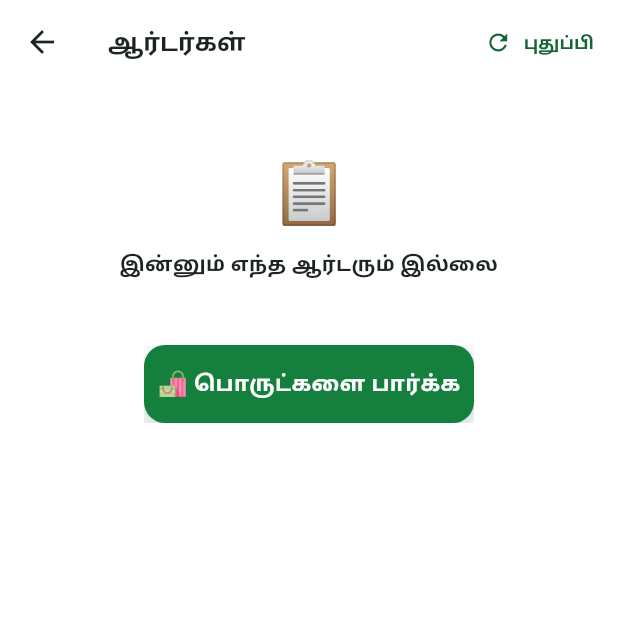
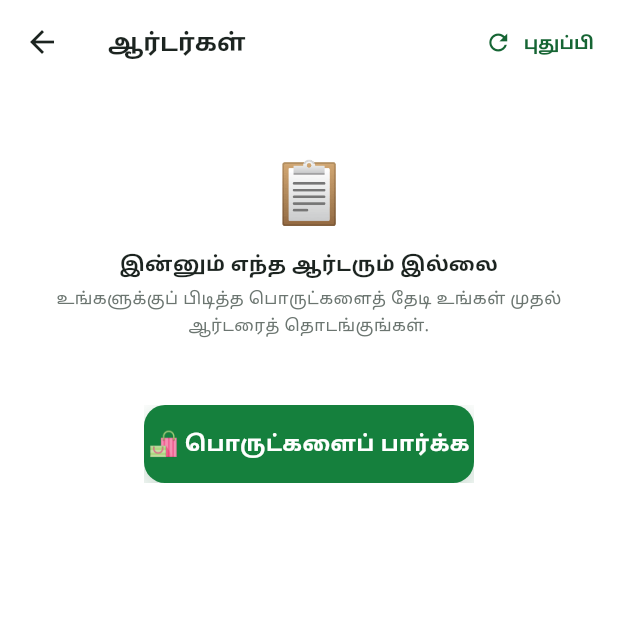
Before and after one commit to thirumalaiyogi-dotcom/chittai-app, a Flutter app: the OrdersScreen screen opened directly, on a phone screen of 412 x 824 dp, the top half of it. Run offline on Flutter 3.47's test engine with Material 3 defaults, Android fonts, the phone set to English and light mode, and no system bars; our stand-ins replace audioplayers, cached_network_image, connectivity_plus, firebase_core, firebase_messaging, flutter_map and 6 more; accounts and stored records are empty; network calls fail.

Commit message:
UI/UX pass: empty-state copy, New-shop label, plain Shops page, softer doodle
Co-Authored-By: Claude Sonnet 5.5 <noreply@anthropic.com>
Claude-Session: https://claude.ai/code/session_013bFooV4NbFYtGjFxvE6vgd

```diff
--- a/lib/screens/cart.dart
+++ b/lib/screens/cart.dart
@@ -91,9 +91,9 @@ class _CartScreenState extends State<CartScreen> {
             const SizedBox(height: 10),
             Text('உங்கள் கூடை காலியாக உள்ளது', style: ts(17, w: w8)),
             const SizedBox(height: 6),
-            Text('பிடித்த பொருட்களைச் சேர்த்து தொடங்குங்கள்', style: ts(13, c: P.mu)),
+            Text('உங்களுக்குத் தேவையான பொருட்களைச் சேர்த்து ஷாப்பிங் தொடங்குங்கள்.', textAlign: TextAlign.center, style: ts(13, c: P.mu)),
             const SizedBox(height: 20),
-            SizedBox(width: 220, child: GreenButton('பொருட்களைப் பார்க்க', onTap: Nav.leave)),
+            SizedBox(width: 220, child: GreenButton('🛍️ பொருட்களைப் பார்க்க', onTap: Nav.leave)),
           ]),
         ),
       );
--- a/lib/screens/home.dart
+++ b/lib/screens/home.dart
@@ -1002,6 +1002,9 @@ class ShopCard extends StatelessWidget {
                 if (r != null) ...[
                   const SizedBox(width: 10),
                   Text('★ ${r.toStringAsFixed(1)}', style: ts(15, w: w8, c: const Color(0xFFE08A00))), // HTML .sc-rt
+                ] else ...[
+                  const SizedBox(width: 10),
+                  Text('புதிய கடை', style: ts(12.5, w: w8, c: P.g2)), // மதிப்பீடு இல்லை → போலி 5.0 காட்டாதே
                 ],
               ]),
               if (sub.isNotEmpty) Padding(padding: const EdgeInsets.only(top: 4), child: Text(sub, maxLines: 1, overflow: TextOverflow.ellipsis, style: ts(13.5, w: w6, c: P.mu2))),
--- a/lib/screens/orders.dart
+++ b/lib/screens/orders.dart
@@ -227,8 +227,8 @@ class _OrdersScreenState extends State<OrdersScreen> {
                 ? ListView(children: const [StateBox('⏳', 'ஏற்றுகிறது...')])
                 : list.isEmpty
                     ? ListView(children: [
-                        const StateBox('📋', 'இன்னும் எந்த ஆர்டரும் இல்லை'),
-                        Center(child: SizedBox(width: 220, child: GreenButton('🛍️ பொருட்களை பார்க்க', onTap: _browse))),
+                        const StateBox('📋', 'இன்னும் எந்த ஆர்டரும் இல்லை', sub: 'உங்களுக்குப் பிடித்த பொருட்களைத் தேடி உங்கள் முதல் ஆர்டரைத் தொடங்குங்கள்.'),
+                        Center(child: SizedBox(width: 220, child: GreenButton('🛍️ பொருட்களைப் பார்க்க', onTap: _browse))),
                       ])
                     : _list(list),
           ),
--- a/lib/screens/shops.dart
+++ b/lib/screens/shops.dart
@@ -60,7 +60,7 @@ class _ShopsTabState extends State<ShopsTab> {
         var type = type0;
         if (!multi || !kinds.any((k) => k.key.id == type)) type = '';
         return Scaffold(
-          backgroundColor: Colors.transparent,
+          backgroundColor: AppState.I.dark ? const Color(0xFF111B21) : const Color(0xFFF7F3EA), // கடைகள் பக்கம்: தெளிவான சுத்த cream (doodle இல்லை)
           body: Column(children: [
             const AppHeader(),
             Expanded(
```
Also changed, not shown: assets/bg_dark.png, assets/bg_light.png.
